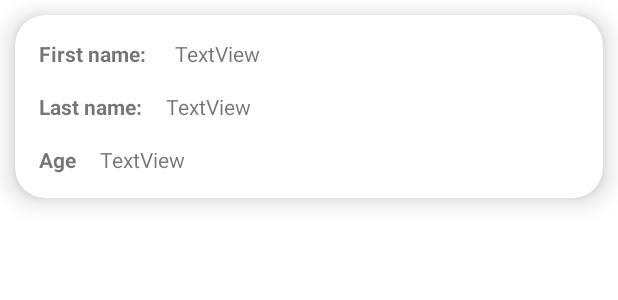
After one commit to krzysztofb200/Product-Description-Analyzer, an Android app: the layout custom_promo_codes_list_view.xml on its own in the app's theme, with its tools: preview values and no code run, on a phone screen of 412 x 824 dp. The commit adds this screen. Shown: the top 300 px of the screen. Run offline under Robolectric (Android 15) with nearby library versions, the phone set to English and light mode, and no system bars.

Commit message:
- added google firebase (everything works) - design changes - new layout files TODO: - change image of every list - add delete button next to every list - add "edit list" feature

```diff
--- a/app/src/main/AndroidManifest.xml
+++ b/app/src/main/AndroidManifest.xml
@@ -1,6 +1,7 @@
 <?xml version="1.0" encoding="utf-8"?>
 <manifest xmlns:android="http://schemas.android.com/apk/res/android"
     xmlns:tools="http://schemas.android.com/tools">
+    <uses-permission android:name="android.permission.INTERNET" />
 
     <application
         android:allowBackup="true"
--- /dev/null
+++ b/app/src/main/res/layout/custom_promo_codes_list_view.xml
@@ -0,0 +1,92 @@
+<?xml version="1.0" encoding="utf-8"?>
+<androidx.cardview.widget.CardView xmlns:android="http://schemas.android.com/apk/res/android"
+    xmlns:app="http://schemas.android.com/apk/res-auto"
+    android:layout_width="match_parent"
+    android:layout_height="wrap_content"
+    android:layout_marginHorizontal="10dp"
+    android:layout_marginTop="10dp"
+    android:layout_marginBottom="20dp"
+    android:scrollbars="vertical"
+    app:cardCornerRadius="20dp"
+    app:cardElevation="10dp">
+
+
+    <androidx.constraintlayout.widget.ConstraintLayout
+        android:layout_width="match_parent"
+        android:layout_height="match_parent">
+
+        <TextView
+            android:id="@+id/textView1"
+            android:layout_width="wrap_content"
+            android:layout_height="wrap_content"
+            android:layout_marginStart="16dp"
+            android:layout_marginTop="16dp"
+            android:text="First name: "
+            android:textStyle="bold"
+            app:layout_constraintStart_toStartOf="parent"
+            app:layout_constraintTop_toTopOf="parent" />
+
+        <TextView
+            android:id="@+id/firstname"
+            android:layout_width="0dp"
+            android:layout_height="wrap_content"
+            android:layout_marginStart="16dp"
+            android:layout_marginTop="16dp"
+            android:layout_marginEnd="16dp"
+            android:text="TextView"
+            app:layout_constraintEnd_toEndOf="parent"
+            app:layout_constraintStart_toEndOf="@+id/textView1"
+            app:layout_constraintTop_toTopOf="parent" />
+
+        <TextView
+            android:id="@+id/textView2"
+            android:layout_width="wrap_content"
+            android:layout_height="wrap_content"
+            android:layout_marginStart="16dp"
+            android:layout_marginTop="16dp"
+            android:text="Last name:"
+            android:textStyle="bold"
+            app:layout_constraintStart_toStartOf="parent"
+            app:layout_constraintTop_toBottomOf="@+id/textView1" />
+
+        <TextView
+            android:id="@+id/lastname"
+            android:layout_width="0dp"
+            android:layout_height="wrap_content"
+            android:layout_marginStart="16dp"
+            android:layout_marginTop="16dp"
+            android:layout_marginEnd="16dp"
+            android:text="TextView"
+            app:layout_constraintEnd_toEndOf="parent"
+            app:layout_constraintStart_toEndOf="@+id/textView2"
+            app:layout_constraintTop_toBottomOf="@+id/firstname" />
+
+        <TextView
+            android:id="@+id/textView3"
+            android:layout_width="wrap_content"
+            android:layout_height="wrap_content"
+            android:layout_marginStart="16dp"
+            android:layout_marginTop="16dp"
+            android:layout_marginBottom="16dp"
+            android:text="Age"
+            android:textStyle="bold"
+            app:layout_constraintBottom_toBottomOf="parent"
+            app:layout_constraintStart_toStartOf="parent"
+            app:layout_constraintTop_toBottomOf="@+id/textView2" />
+
+        <TextView
+            android:id="@+id/age"
+            android:layout_width="0dp"
+            android:layout_height="wrap_content"
+            android:layout_marginStart="16dp"
+            android:layout_marginTop="16dp"
+            android:layout_marginEnd="16dp"
+            android:layout_marginBottom="16dp"
+            android:text="TextView"
+            app:layout_constraintBottom_toBottomOf="parent"
+            app:layout_constraintEnd_toEndOf="parent"
+            app:layout_constraintStart_toEndOf="@+id/textView3"
+            app:layout_constraintTop_toBottomOf="@+id/lastname" />
+
+    </androidx.constraintlayout.widget.ConstraintLayout>
+</androidx.cardview.widget.CardView>
--- a/app/src/main/res/menu/activity_main_drawer.xml
+++ b/app/src/main/res/menu/activity_main_drawer.xml
@@ -19,5 +19,8 @@
         <item
             android:id="@+id/nav_shopping_list"
             android:title="@string/menu_shopping_list"/>
+        <item
+            android:id="@+id/nav_promo_codes"
+            android:title="@string/menu_promo_codes"/>
     </group>
 </menu>
--- a/app/src/main/res/navigation/mobile_navigation.xml
+++ b/app/src/main/res/navigation/mobile_navigation.xml
@@ -27,4 +27,9 @@
         android:name="com.example.project_ver1.ui.shopping_list.ShoppingList"
         android:label="@string/menu_shopping_list"
         tools:layout="@layout/fragment_shopping_list" />
+    <fragment
+        android:id="@+id/nav_promo_codes"
+        android:name="com.example.project_ver1.ui.promo_codes.PromoCodesFragment"
+        android:label="@string/menu_promo_codes"
+        tools:layout="@layout/fragment_promo_codes" />
 </navigation>
--- a/app/src/main/res/values/strings.xml
+++ b/app/src/main/res/values/strings.xml
@@ -14,4 +14,6 @@
     <string name="shopping_list_name">Nazwij swoją listę zakupów</string>
     <string name="add_products">Dodaj produkty</string>
     <string name="new_shopping_list">Nowa lista zakupów</string>
+    <string name="menu_promo_codes">Kody promocyjne</string>
+    <string name="hello_blank_fragment">Hello blank fragment</string>
 </resources>
```
Also changed, not shown: app/src/main/java/com/example/project_ver1/PromoCodes.java (added, +45 -0 lines), app/src/main/java/com/example/project_ver1/PromoCodesRVAdapter.java (added, +74 -0 lines), app/src/main/java/com/example/project_ver1/ui/promo_codes/PromoCodesFragment.java (added, +119 -0 lines), app/src/main/res/layout/fragment_promo_codes.xml (added, +13 -0 lines).
